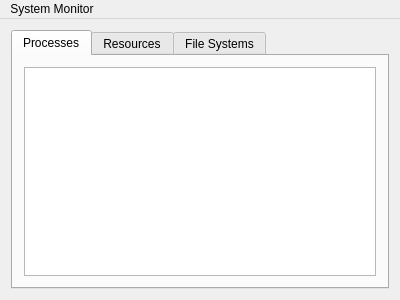
Above: mainwindow.ui from VioletDarkKitty/system-monitor before the change. Below: the same form after it.
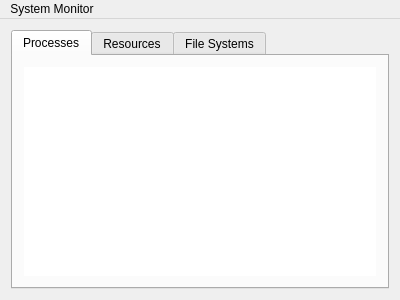
That is the form after the change.

What changed in the file:
```diff
--- a/mainwindow.ui
+++ b/mainwindow.ui
@@ -42,6 +42,24 @@
        <layout class="QGridLayout" name="gridLayout">
         <item row="0" column="0">
          <widget class="QTableWidget" name="tableProcesses">
+          <property name="frameShape">
+           <enum>QFrame::NoFrame</enum>
+          </property>
+          <property name="horizontalScrollBarPolicy">
+           <enum>Qt::ScrollBarAsNeeded</enum>
+          </property>
+          <property name="autoScroll">
+           <bool>false</bool>
+          </property>
+          <property name="selectionMode">
+           <enum>QAbstractItemView::SingleSelection</enum>
+          </property>
+          <property name="selectionBehavior">
+           <enum>QAbstractItemView::SelectRows</enum>
+          </property>
+          <property name="showGrid">
+           <bool>false</bool>
+          </property>
           <property name="sortingEnabled">
            <bool>true</bool>
           </property>
```
